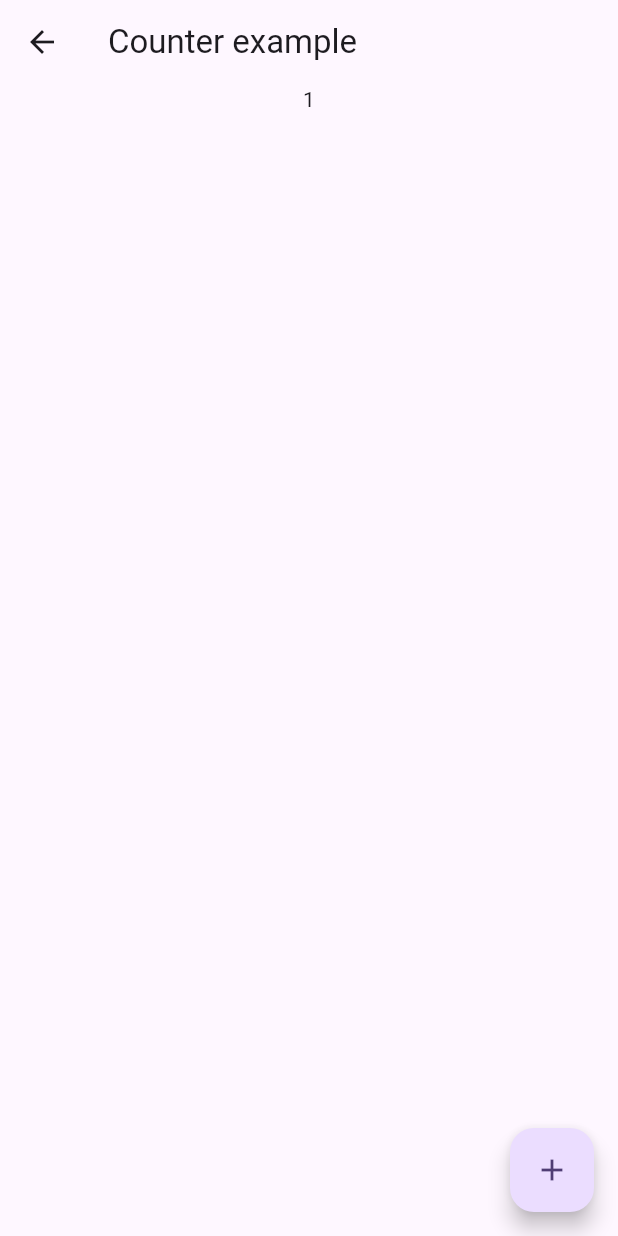
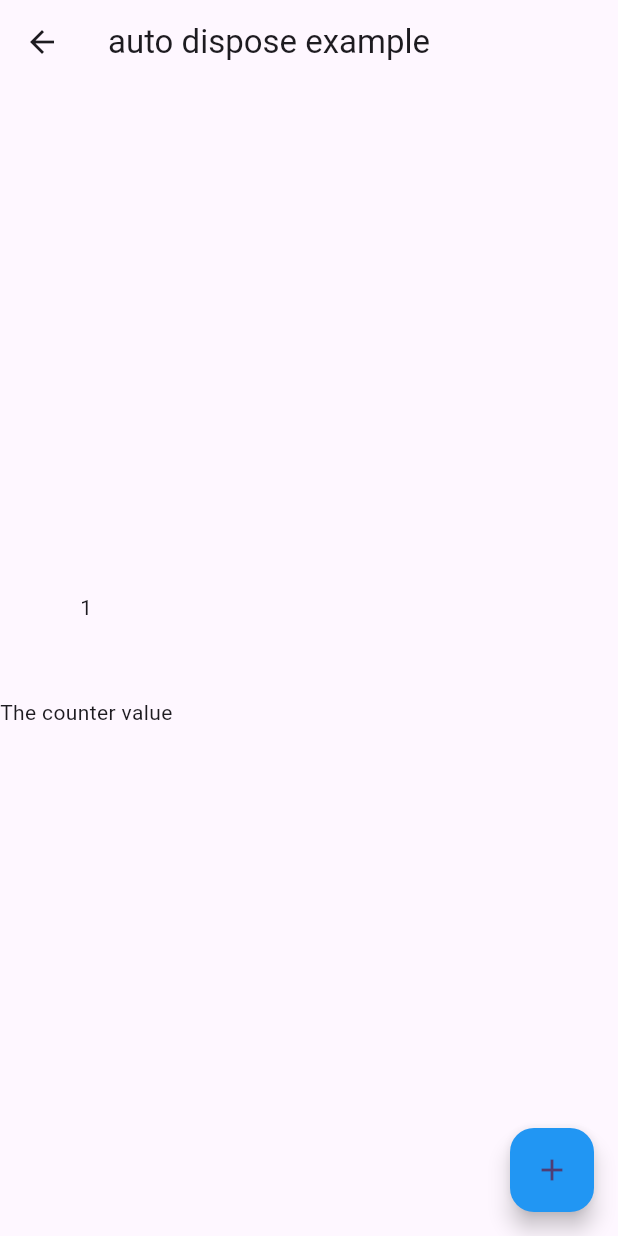
Before and after one commit to jumairahmad/riverpod_flutter_example, a Flutter app: the CounterUi screen opened directly, after a tap on the "add" icon, on a phone screen of 412 x 824 dp. Run offline on Flutter 3.47's test engine with Material 3 defaults, Android fonts, the phone set to English and light mode, and no system bars; our stand-ins replace flutter_riverpod.

Commit message:
autodispose and time based caching

```diff
--- /dev/null
+++ b/lib/autodispose/counter_state.dart
@@ -0,0 +1,9 @@
+import 'package:flutter_riverpod/flutter_riverpod.dart';
+
+class CounterState extends StateNotifier<int>{
+  CounterState():super(0);
+
+ void increment(){
+  state++;
+ }
+}
--- /dev/null
+++ b/lib/autodispose/counter_ui.dart
@@ -0,0 +1,57 @@
+import 'dart:async';
+
+import 'package:flutter/material.dart';
+import 'package:flutter_riverpod/flutter_riverpod.dart';
+import 'package:riverpod_examples_v1/autodispose/counter_state.dart';
+
+
+final counterProvider=StateNotifierProvider.autoDispose<CounterState,int>(((ref){
+
+
+//this will mainatin the state alive
+//ref.keepalive()
+
+final link=ref.keepAlive();
+final timer =Timer(Duration(seconds: 10), (){
+
+  link.close();
+
+
+});
+
+ ref.onDispose(() => timer.cancel(),);
+
+  return CounterState();
+}));
+
+
+class CounterUi extends ConsumerWidget {
+  const CounterUi({super.key});
+
+  @override
+  Widget build(BuildContext context,WidgetRef ref) {
+
+    final count=ref.watch(counterProvider);
+    return Scaffold(
+      appBar: AppBar(
+        title: const Text('auto dispose example'),
+      ),
+      body: Column(
+        mainAxisAlignment: MainAxisAlignment.center,
+      children: [
+        Text('$count'),
+        const SizedBox(height: 50,),
+        const Text('The counter value'),
+      ],
+      ),
+      floatingActionButton: FloatingActionButton(
+
+        onPressed: (){
+     ref.read(counterProvider.notifier).increment();
+      },
+      backgroundColor: Colors.blue,
+      child: const Icon(Icons.add),
+      ),
+    );
+  }
+}
--- a/lib/counter_ui.dart
+++ b/lib/counter_ui.dart
@@ -6,8 +6,8 @@ import 'package:riverpod_examples_v1/counter_notifier.dart';
 final counterProvider= StateNotifierProvider<CounterNotifier,int>((ref)=>CounterNotifier());
 
 
-class CounterUi extends ConsumerWidget {
-  const CounterUi({super.key});
+class CounterU extends ConsumerWidget {
+  const CounterU({super.key});
 
   @override
   Widget build(BuildContext context,WidgetRef ref) {
```
Also changed, not shown: lib/main.dart (+10 -2 lines).
